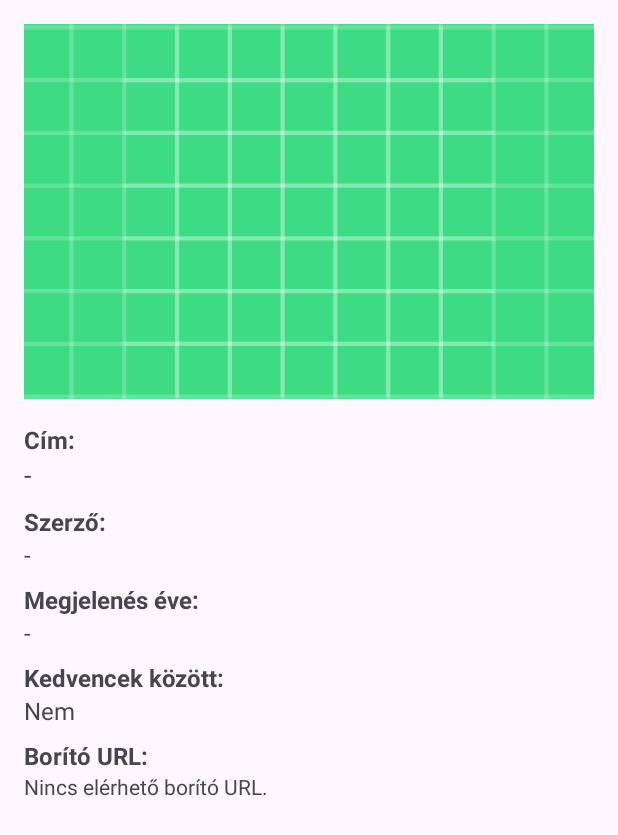
After one commit to SzilardKarsai/OpenLibraryCatalog, an Android app: the BookDetailActivity screen opened directly, with no data from a screen before it, on a phone screen of 412 x 824 dp. The commit adds this screen. Shown: the top 835 px of the screen. Run offline under Robolectric (Android 15) with nearby library versions, the phone set to English and light mode, and no system bars; pictures from the network do not load.

Commit message:
Részletes nézet betöltése adatokkal

```diff
--- /dev/null
+++ b/app/src/main/java/hu/nje/openlibrarycatalog/BookDetailActivity.java
@@ -0,0 +1,61 @@
+package hu.nje.openlibrarycatalog;
+
+import android.os.Bundle;
+import android.widget.ImageView;
+import android.widget.TextView;
+
+import androidx.annotation.Nullable;
+import androidx.appcompat.app.AppCompatActivity;
+
+import com.bumptech.glide.Glide;
+
+public class BookDetailActivity extends AppCompatActivity {
+
+    @Override
+    protected void onCreate(@Nullable Bundle savedInstanceState) {
+        super.onCreate(savedInstanceState);
+        setContentView(R.layout.activity_book_detail);
+
+        ImageView imageCover      = findViewById(R.id.detailImageCover);
+        TextView textTitle        = findViewById(R.id.detailTextTitle);
+        TextView textAuthor       = findViewById(R.id.detailTextAuthor);
+        TextView textYear         = findViewById(R.id.detailTextYear);
+        TextView textFavorite     = findViewById(R.id.detailTextFavorite);
+        TextView textCoverUrlInfo = findViewById(R.id.detailTextCoverUrl);
+
+        // Extrák olvasása – ezeket az adapter adja át Intenttel
+        String title  = getIntent().getStringExtra("title");
+        String author = getIntent().getStringExtra("author");
+        String year   = getIntent().getStringExtra("year");
+        String cover  = getIntent().getStringExtra("coverUrl");
+
+        // Alap adatok kiírása
+        textTitle.setText(title != null ? title : "-");
+        textAuthor.setText(author != null ? author : "-");
+        textYear.setText(year != null ? year : "-");
+
+        if (cover != null && !cover.isEmpty()) {
+            Glide.with(this)
+                    .load(cover)
+                    .into(imageCover);
+            textCoverUrlInfo.setText(cover);
+        } else {
+            imageCover.setImageResource(R.drawable.ic_launcher_background);
+            textCoverUrlInfo.setText("Nincs elérhető borító URL.");
+        }
+
+        // 🔥 Kedvenc státusz kiírása (ugyanazzal az ID-logikával, mint az adapterben)
+        hu.nje.openlibrarycatalog.FavoritesStorage favoritesStorage =
+                new hu.nje.openlibrarycatalog.FavoritesStorage(this);
+
+        String safeTitle  = title  == null ? "" : title;
+        String safeAuthor = author == null ? "" : author;
+        String safeYear   = year   == null ? "" : year;
+        String safeCover  = cover  == null ? "" : cover;
+
+        String bookId = safeTitle + "|" + safeAuthor + "|" + safeYear + "|" + safeCover;
+
+        boolean isFav = favoritesStorage.isFavorite(bookId);
+        textFavorite.setText(isFav ? "Igen" : "Nem");
+    }
+}
--- a/app/src/main/java/hu/nje/openlibrarycatalog/ui/BookAdapter.java
+++ b/app/src/main/java/hu/nje/openlibrarycatalog/ui/BookAdapter.java
@@ -26,11 +26,23 @@ public class BookAdapter extends RecyclerView.Adapter<BookAdapter.BookViewHolder
     private final List<BookItem> items = new ArrayList<>();
     private final FavoritesStorage favoritesStorage;
 
-    // 🔹 KÖTELEZŐ: kívülről kapja a FavoritesStorage-ot
+    // A részletes nézethez szükséges kattintás-listener
+    public interface OnItemClickListener {
+        void onItemClick(BookItem item);
+    }
+
+    private OnItemClickListener clickListener;
+
+    public void setOnItemClickListener(OnItemClickListener listener) {
+        this.clickListener = listener;
+    }
+
+    // konstruktor
     public BookAdapter(FavoritesStorage favoritesStorage) {
         this.favoritesStorage = favoritesStorage;
     }
 
+    // Lista frissítése
     public void setItems(List<BookItem> newItems) {
         items.clear();
         if (newItems != null) {
@@ -52,10 +64,12 @@ public class BookAdapter extends RecyclerView.Adapter<BookAdapter.BookViewHolder
 
         BookItem item = items.get(position);
 
+        // Alap adatok kiírása
         holder.textTitle.setText(item.getTitle());
         holder.textAuthor.setText(item.getAuthor());
         holder.textYear.setText(item.getYear());
 
+        //  Borító betöltése
         if (item.getCoverUrl() != null) {
             Glide.with(holder.imageCover.getContext())
                     .load(item.getCoverUrl())
@@ -64,15 +78,15 @@ public class BookAdapter extends RecyclerView.Adapter<BookAdapter.BookViewHolder
             holder.imageCover.setImageResource(R.drawable.ic_launcher_background);
         }
 
-        // 🔑 bookId: title|author|year|coverUrl  (cover is kell a favoriteshez)
+        // Egyedi azonosító a könyvnek (kedvencekhez)
         String safeCover = item.getCoverUrl() == null ? "" : item.getCoverUrl();
         String bookId = item.getTitle() + "|" + item.getAuthor() + "|" + item.getYear() + "|" + safeCover;
 
-        // 📥 betöltjük a kedvenc állapotot a tárolóból
+        // Kedvencek tárolóból beolvassuk, hogy ez kedvenc-e
         boolean isFav = favoritesStorage.isFavorite(bookId);
         item.setFavorite(isFav);
 
-        // ⭐ IKON ALAPÁLLAPOT
+        //Ikonok megjelenítése a kedvenc státusz alapján
         if (item.isFavorite()) {
             holder.favoriteIcon.setVisibility(INVISIBLE);
             holder.favoriteIconOn.setVisibility(VISIBLE);
@@ -81,7 +95,7 @@ public class BookAdapter extends RecyclerView.Adapter<BookAdapter.BookViewHolder
             holder.favoriteIcon.setVisibility(VISIBLE);
         }
 
-        // ⭐ KATTINTÁS KEZELÉSE – mindkét ikonra
+        // Kattintás a kedvencre
         View.OnClickListener favClickListener = v -> {
             boolean newState = !item.isFavorite();
             item.setFavorite(newState);
@@ -94,12 +108,19 @@ public class BookAdapter extends RecyclerView.Adapter<BookAdapter.BookViewHolder
                 holder.favoriteIcon.setVisibility(VISIBLE);
             }
 
-            // 💾 itt MENTJÜK: ID-ben benne a coverUrl is
+            // Mentés SharedPreferences-be
             favoritesStorage.setFavorite(bookId, newState);
         };
 
         holder.favoriteIcon.setOnClickListener(favClickListener);
         holder.favoriteIconOn.setOnClickListener(favClickListener);
+
+        // A teljes sor kattintása át dob a részletes nézetre
+        holder.itemView.setOnClickListener(v -> {
+            if (clickListener != null) {
+                clickListener.onItemClick(item);
+            }
+        });
     }
 
     @Override
@@ -107,10 +128,11 @@ public class BookAdapter extends RecyclerView.Adapter<BookAdapter.BookViewHolder
         return items.size();
     }
 
+    // A ViewHolder cache-eli a sor elemeit (performance miatt)
     static class BookViewHolder extends RecyclerView.ViewHolder {
 
-        ImageButton favoriteIcon;      // "üres" csillag
-        ImageButton favoriteIconOn;    // "teli" csillag
+        ImageButton favoriteIcon;      // üres csillag
+        ImageButton favoriteIconOn;    // teli csillag
         ImageView imageCover;
         TextView textTitle;
         TextView textAuthor;
@@ -118,12 +140,13 @@ public class BookAdapter extends RecyclerView.Adapter<BookAdapter.BookViewHolder
 
         public BookViewHolder(@NonNull View itemView) {
             super(itemView);
-            imageCover      = itemView.findViewById(R.id.imageCover);
-            textTitle       = itemView.findViewById(R.id.textTitle);
-            textAuthor      = itemView.findViewById(R.id.textAuthor);
-            textYear        = itemView.findViewById(R.id.textYear);
-            favoriteIcon    = itemView.findViewById(R.id.buttonFavorite2);
-            favoriteIconOn  = itemView.findViewById(R.id.buttonFavoriteOn);
+
+            imageCover     = itemView.findViewById(R.id.imageCover);
+            textTitle      = itemView.findViewById(R.id.textTitle);
+            textAuthor     = itemView.findViewById(R.id.textAuthor);
+            textYear       = itemView.findViewById(R.id.textYear);
+            favoriteIcon   = itemView.findViewById(R.id.buttonFavorite2);
+            favoriteIconOn = itemView.findViewById(R.id.buttonFavoriteOn);
         }
     }
 }
--- a/app/src/main/java/hu/nje/openlibrarycatalog/ui/FavoritesFragment.java
+++ b/app/src/main/java/hu/nje/openlibrarycatalog/ui/FavoritesFragment.java
@@ -1,5 +1,6 @@
 package hu.nje.openlibrarycatalog.ui;
 
+import android.content.Intent;
 import android.os.Bundle;
 import android.view.LayoutInflater;
 import android.view.View;
@@ -9,11 +10,13 @@ import androidx.annotation.NonNull;
 import androidx.annotation.Nullable;
 import androidx.fragment.app.Fragment;
 import androidx.recyclerview.widget.LinearLayoutManager;
+import androidx.recyclerview.widget.RecyclerView;
 
 import java.util.ArrayList;
 import java.util.List;
 import java.util.Set;
 
+import hu.nje.openlibrarycatalog.BookDetailActivity;
 import hu.nje.openlibrarycatalog.FavoritesStorage;
 import hu.nje.openlibrarycatalog.R;
 
@@ -27,7 +30,8 @@ public class FavoritesFragment extends Fragment {
     }
 
     @Override
-    public View onCreateView(LayoutInflater inflater, ViewGroup container,
+    public View onCreateView(@NonNull LayoutInflater inflater,
+                             ViewGroup container,
                              Bundle savedInstanceState) {
         return inflater.inflate(R.layout.fragment_favorites, container, false);
     }
@@ -40,24 +44,33 @@ public class FavoritesFragment extends Fragment {
         // Tároló inicializálása
         favoritesStorage = new FavoritesStorage(requireContext());
 
+        // RecyclerView
+        RecyclerView recycler = view.findViewById(R.id.recyclerFavorites);
+        recycler.setLayoutManager(new LinearLayoutManager(requireContext()));
+
         // Adapter
         adapter = new BookAdapter(favoritesStorage);
-
-        // RecyclerView
-        androidx.recyclerview.widget.RecyclerView recycler =
-                view.findViewById(R.id.recyclerFavorites);
-
-        recycler.setLayoutManager(new LinearLayoutManager(requireContext()));
         recycler.setAdapter(adapter);
 
-        // Üres állapot
+        // Üres állapot szöveg
         View emptyText = view.findViewById(R.id.textFavoritesEmpty);
 
-        // 🔥 Kedvencek betöltése
+        // Részletes nézet indítása elemkattintásra
+        adapter.setOnItemClickListener(item -> {
+            Intent intent = new Intent(requireContext(), BookDetailActivity.class);
+            intent.putExtra("title", item.getTitle());
+            intent.putExtra("author", item.getAuthor());
+            intent.putExtra("year", item.getYear());
+            intent.putExtra("coverUrl", item.getCoverUrl());
+            startActivity(intent);
+        });
+
+        // Kedvencek betöltése
         loadFavorites(emptyText);
     }
 
     private void loadFavorites(View emptyText) {
+        // 1) Kedvenc ID-k begyűjtése
         Set<String> favoriteIds = favoritesStorage.getAllFavorites();
 
         if (favoriteIds.isEmpty()) {
@@ -68,6 +81,7 @@ public class FavoritesFragment extends Fragment {
 
         emptyText.setVisibility(View.GONE);
 
+        // 2) BookItem lista építése a mentett ID-kból
         List<BookItem> favoriteItems = new ArrayList<>();
 
         for (String id : favoriteIds) {
@@ -79,7 +93,7 @@ public class FavoritesFragment extends Fragment {
             String title  = parts[0];
             String author = parts[1];
             String year   = parts[2];
-            String cover  = parts.length == 4 && !parts[3].isEmpty() ? parts[3] : null;
+            String cover  = (parts.length == 4 && !parts[3].isEmpty()) ? parts[3] : null;
 
             BookItem item = new BookItem(title, author, year, cover);
             item.setFavorite(true);
@@ -88,5 +102,4 @@ public class FavoritesFragment extends Fragment {
 
         adapter.setItems(favoriteItems);
     }
-
 }
--- /dev/null
+++ b/app/src/main/res/layout/activity_book_detail.xml
@@ -0,0 +1,101 @@
+<?xml version="1.0" encoding="utf-8"?>
+<ScrollView xmlns:android="http://schemas.android.com/apk/res/android"
+    android:layout_width="match_parent"
+    android:layout_height="match_parent"
+    android:padding="16dp">
+
+    <LinearLayout
+        android:layout_width="match_parent"
+        android:layout_height="wrap_content"
+        android:orientation="vertical">
+
+        <!-- Borító nagyban -->
+        <ImageView
+            android:id="@+id/detailImageCover"
+            android:layout_width="match_parent"
+            android:layout_height="250dp"
+            android:scaleType="centerCrop"
+            android:src="@drawable/ic_launcher_background" />
+
+        <!-- Cím -->
+        <TextView
+            android:id="@+id/detailLabelTitle"
+            android:layout_width="match_parent"
+            android:layout_height="wrap_content"
+            android:text="Cím:"
+            android:textStyle="bold"
+            android:textSize="16sp"
+            android:paddingTop="16dp" />
+
+        <TextView
+            android:id="@+id/detailTextTitle"
+            android:layout_width="match_parent"
+            android:layout_height="wrap_content"
+            android:textSize="18sp" />
+
+        <!-- Szerző -->
+        <TextView
+            android:id="@+id/detailLabelAuthor"
+            android:layout_width="match_parent"
+            android:layout_height="wrap_content"
+            android:text="Szerző:"
+            android:textStyle="bold"
+            android:textSize="16sp"
+            android:paddingTop="8dp" />
+
+        <TextView
+            android:id="@+id/detailTextAuthor"
+            android:layout_width="match_parent"
+            android:layout_height="wrap_content"
+            android:textSize="16sp" />
+
+        <!-- Megjelenés éve -->
+        <TextView
+            android:id="@+id/detailLabelYear"
+            android:layout_width="match_parent"
+            android:layout_height="wrap_content"
+            android:text="Megjelenés éve:"
+            android:textStyle="bold"
+            android:textSize="16sp"
+            android:paddingTop="8dp" />
+
+        <TextView
+            android:id="@+id/detailTextYear"
+            android:layout_width="match_parent"
+            android:layout_height="wrap_content"
+            android:textSize="16sp" />
+
+        <!-- Kedvenc státusz -->
+        <TextView
+            android:id="@+id/detailLabelFavorite"
+            android:layout_width="match_parent"
+            android:layout_height="wrap_content"
+            android:text="Kedvencek között:"
+            android:textStyle="bold"
+            android:textSize="16sp"
+            android:paddingTop="8dp" />
+
+        <TextView
+            android:id="@+id/detailTextFavorite"
+            android:layout_width="match_parent"
+            android:layout_height="wrap_content"
+            android:textSize="16sp" />
+
+        <!-- Borító URL -->
+        <TextView
+            android:id="@+id/detailLabelCoverUrl"
+            android:layout_width="match_parent"
+            android:layout_height="wrap_content"
+            android:text="Borító URL:"
+            android:textStyle="bold"
+            android:textSize="16sp"
+            android:paddingTop="8dp" />
+
+        <TextView
+            android:id="@+id/detailTextCoverUrl"
+            android:layout_width="match_parent"
+            android:layout_height="wrap_content"
+            android:textSize="14sp" />
+
+    </LinearLayout>
+</ScrollView>
--- a/app/src/main/res/layout/fragment_detailed_view.xml
+++ /dev/null
@@ -1,6 +0,0 @@
-<?xml version="1.0" encoding="utf-8"?>
-<androidx.constraintlayout.widget.ConstraintLayout xmlns:android="http://schemas.android.com/apk/res/android"
-    android:layout_width="match_parent"
-    android:layout_height="match_parent">
-
-</androidx.constraintlayout.widget.ConstraintLayout>
```
Also changed, not shown: app/src/main/AndroidManifest.xml (+12 -1 lines).
